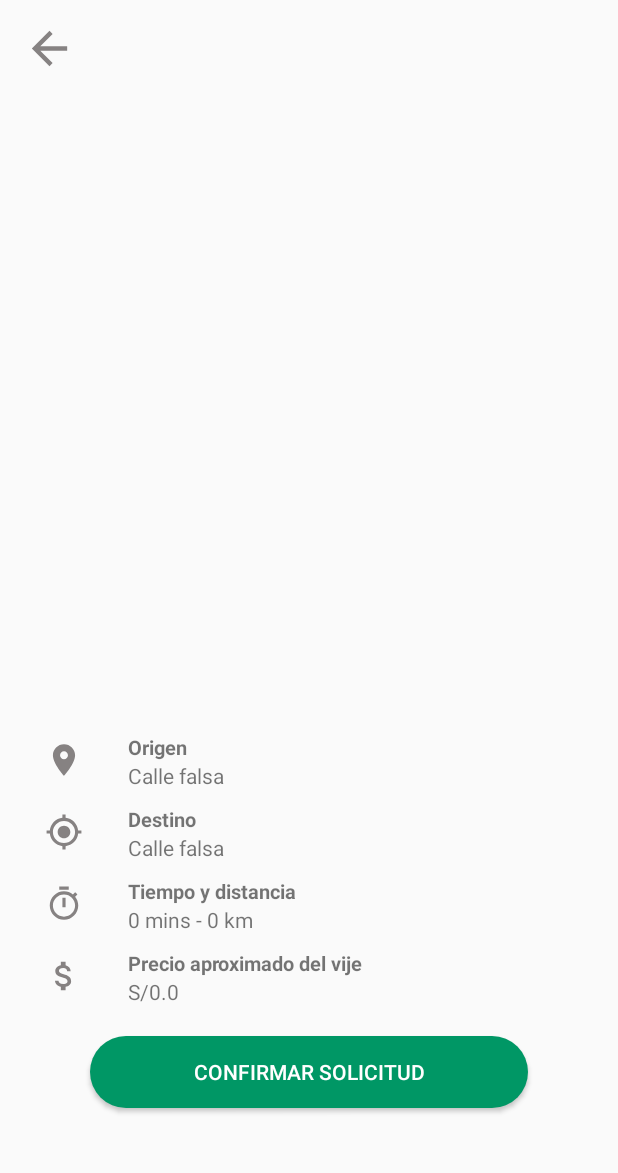
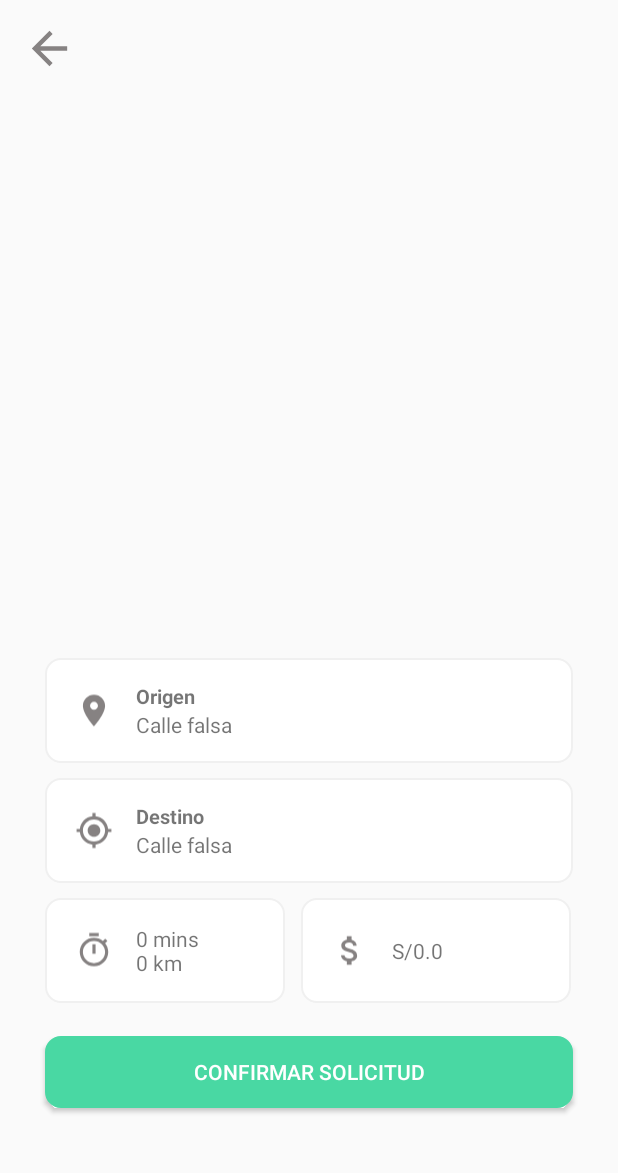
Before and after one commit to AndreeFarro/App-Taxi-Flores, an Android app: the TripInfoFragment screen opened through its navigation route, on a phone screen of 412 x 824 dp, the part 53-1226 px from its top. Run offline under Robolectric (Android 15) with nearby library versions, the phone set to English and light mode, and no system bars; our stand-ins replace Firebase (no records; nobody signed in at launch, a user with empty details on screens opened directly); libraries missing offline, so code that uses them is left out: com.example.easywaylocation, com.google.maps.android, org.imperiumlabs.geofirestore; 3 statements that could not run were skipped.

Commit message:
bundle error

```diff
--- a/app/src/main/java/com/uns/taxiflores/fragment/MapFragment.kt
+++ b/app/src/main/java/com/uns/taxiflores/fragment/MapFragment.kt
@@ -87,8 +87,6 @@ class MapFragment : Fragment(), OnMapReadyCallback, Listener {
 
     override fun onViewCreated(view: View, savedInstanceState: Bundle?) {
         super.onViewCreated(view, savedInstanceState)
-        //val supportMapFragment: SupportMapFragment = activity.supportFragmentManager.findFragmentById(R.id.map) as SupportMapFragment
-        //supportMapFragment.getMapAsync(this)
 
         val locationRequest = LocationRequest.create().apply{
             interval = 0
--- a/app/src/main/java/com/uns/taxiflores/fragment/SearchFragment.kt
+++ b/app/src/main/java/com/uns/taxiflores/fragment/SearchFragment.kt
@@ -43,8 +43,12 @@ class SearchFragment : Fragment() {
 
     private val bookingProvider = BookingProvider()
 
-    override fun onCreate(savedInstanceState: Bundle?) {
-        super.onCreate(savedInstanceState)
+    override fun onCreateView(
+        inflater: LayoutInflater, container: ViewGroup?,
+        savedInstanceState: Bundle?
+    ): View {
+        _binding = FragmentSearchBinding.inflate(inflater, container, false)
+
         arguments?.let {
             extraOrigin = it.getString("origin").toString()
             extraDestination = it.getString("destination").toString()
@@ -58,16 +62,8 @@ class SearchFragment : Fragment() {
 
             originLatLng = LatLng(extraOrigin_lat, extraOrigin_lng)
             destinationLatLng = LatLng(extraDestination_lat, extraDestination_lng)
+            getClosestDriver()
         }
-
-    }
-
-    override fun onCreateView(
-        inflater: LayoutInflater, container: ViewGroup?,
-        savedInstanceState: Bundle?
-    ): View {
-        _binding = FragmentSearchBinding.inflate(inflater, container, false)
-        getClosestDriver()
 
         return binding.root
 
--- a/app/src/main/java/com/uns/taxiflores/fragment/TripInfoFragment.kt
+++ b/app/src/main/java/com/uns/taxiflores/fragment/TripInfoFragment.kt
@@ -52,12 +52,16 @@ class TripInfoFragment : Fragment() ,OnMapReadyCallback, Listener, DirectionUtil
     private var markerOrigin: Marker? = null
     private var markerDestination: Marker? = null
 
-    private var isBundle: Boolean? = true
-
     private var configProvider = ConfigProvider()
 
-    override fun onCreate(savedInstanceState: Bundle?) {
-        super.onCreate(savedInstanceState)
+
+    override fun onCreateView(
+        inflater: LayoutInflater,
+        container: ViewGroup?,
+        savedInstanceState: Bundle?
+    ): View {
+        _binding = FragmentTripInfoBinding.inflate(inflater, container, false)
+
         arguments?.let {
             extraOrigin = it.getString("origin").toString()
             extraDestination = it.getString("destination").toString()
@@ -69,18 +73,10 @@ class TripInfoFragment : Fragment() ,OnMapReadyCallback, Listener, DirectionUtil
 
             originLatLng = LatLng(extraOrigin_lat,extraOrigin_lng)
             destinationLatLng = LatLng(extraDestination_lat,extraDestination_lng)
+
+            val mapFragment = childFragmentManager.findFragmentById(R.id.map) as SupportMapFragment?
+            mapFragment!!.getMapAsync(this)
         }
-    }
-
-    override fun onCreateView(
-        inflater: LayoutInflater,
-        container: ViewGroup?,
-        savedInstanceState: Bundle?
-    ): View {
-        _binding = FragmentTripInfoBinding.inflate(inflater, container, false)
-
-        val mapFragment = childFragmentManager.findFragmentById(R.id.map) as SupportMapFragment?
-        mapFragment!!.getMapAsync(this)
 
         return binding.root
     }
@@ -125,7 +121,7 @@ class TripInfoFragment : Fragment() ,OnMapReadyCallback, Listener, DirectionUtil
             bundle.putDouble("distance", distance)
 
             val searchFragment = SearchFragment()
-            SearchFragment().arguments = bundle
+            searchFragment.arguments = bundle
             //findNavController().navigate(R.id.action_tripInfo_to_search)
             fragmentManager?.beginTransaction()?.replace(R.id.fragment_content_main,searchFragment)?.commit()
 
@@ -133,9 +129,8 @@ class TripInfoFragment : Fragment() ,OnMapReadyCallback, Listener, DirectionUtil
         else{
             Toast.makeText(context,"Debes seleccionar el origen y el destino",Toast.LENGTH_LONG).show()
         }
+    }
 
-
-    }
 
 
     private fun getPrices(distance : Double, time : Double){
@@ -153,7 +148,7 @@ class TripInfoFragment : Fragment() ,OnMapReadyCallback, Listener, DirectionUtil
                 val minTotalString = String.format("%.1f",minTotal)
                 val maxTotalString = String.format("%.1f",maxTotal)
 
-                binding.textViewPrecio.text = "S/$minTotalString - $maxTotalString"
+                binding.textViewPrecio.text = "S/$minTotalString - S/$maxTotalString"
             }
         }
     }
@@ -256,7 +251,7 @@ class TripInfoFragment : Fragment() ,OnMapReadyCallback, Listener, DirectionUtil
 
         getPrices(distance,time)
 
-        binding.textViewTimeAndDistance.text = "$timeFormat mins - $distanceFormat km"
+        binding.textViewTimeAndDistance.text = "$timeFormat mins\n$distanceFormat km"
 
 
         directionUtil.drawPath(WAY_POINT_TAG)
--- /dev/null
+++ b/app/src/main/res/drawable/border.xml
@@ -0,0 +1,6 @@
+<?xml version="1.0" encoding="utf-8"?>
+<shape xmlns:android="http://schemas.android.com/apk/res/android">
+    <stroke android:color="#F0F0F0" android:width="1dp"/>
+    <corners android:radius="10dp"/>
+    <solid android:color="@color/white"/>
+</shape>
--- a/app/src/main/res/layout/fragment_trip_info.xml
+++ b/app/src/main/res/layout/fragment_trip_info.xml
@@ -16,27 +16,31 @@
             android:layout_width="match_parent"
             android:layout_height="match_parent"
             android:name="com.google.android.gms.maps.SupportMapFragment"
-            android:layout_marginBottom="300dp"/>
+            android:layout_marginBottom="370dp"/>
 
 
      <LinearLayout
          android:layout_width="match_parent"
-         android:layout_height="300dp"
+         android:layout_height="370dp"
+         android:paddingTop="20dp"
          android:orientation="vertical"
          android:layout_gravity="bottom"
+         android:layout_marginHorizontal="30dp"
          android:layout_marginTop="10dp">
 
          <LinearLayout
              android:layout_width="match_parent"
-             android:layout_height="wrap_content"
+             android:gravity="center"
+             android:background="@drawable/border"
+             android:layout_height="70dp"
+             android:paddingHorizontal="20dp"
              android:orientation="horizontal">
 
              <ImageView
                  android:layout_width="25dp"
-                 android:layout_height="25dp"
+                 android:layout_height="match_parent"
                  android:src="@drawable/ic_location"
-                 android:layout_marginHorizontal="30dp"
-                 android:layout_marginTop="5dp"/>
+                 android:layout_marginRight="15dp"/>
 
              <LinearLayout
                  android:layout_width="match_parent"
@@ -64,22 +68,24 @@
 
         <LinearLayout
             android:layout_width="match_parent"
-            android:layout_height="300dp"
+            android:layout_height="wrap_content"
             android:orientation="vertical"
             android:layout_gravity="bottom">
 
             <LinearLayout
                 android:layout_width="match_parent"
-                android:layout_height="wrap_content"
+                android:background="@drawable/border"
+                android:layout_height="70dp"
                 android:orientation="horizontal"
+                android:gravity="center"
+                android:paddingHorizontal="20dp"
                 android:layout_marginTop="10dp">
 
                 <ImageView
                     android:layout_width="25dp"
-                    android:layout_height="25dp"
+                    android:layout_height="match_parent"
                     android:src="@drawable/ic_my_location"
-                    android:layout_marginHorizontal="30dp"
-                    android:layout_marginTop="5dp"/>
+                    android:layout_marginRight="15dp"/>
 
                 <LinearLayout
                     android:layout_width="match_parent"
@@ -107,88 +113,65 @@
 
             <LinearLayout
                 android:layout_width="match_parent"
-                android:layout_height="300dp"
-                android:orientation="vertical"
-                android:layout_gravity="bottom"
+                android:layout_height="wrap_content"
+                android:orientation="horizontal"
                 android:layout_marginTop="10dp">
 
                 <LinearLayout
-                    android:layout_width="match_parent"
-                    android:layout_height="wrap_content"
+                    android:layout_width="160dp"
+                    android:background="@drawable/border"
+                    android:paddingHorizontal="20dp"
+                    android:layout_height="70dp"
+                    android:gravity="center"
+                    android:layout_marginRight="5dp"
                     android:orientation="horizontal">
 
                     <ImageView
                         android:layout_width="25dp"
-                        android:layout_height="25dp"
+                        android:layout_height="match_parent"
+                        android:layout_marginRight="15dp"
                         android:src="@drawable/ic_timer"
-                        android:layout_marginHorizontal="30dp"
-                        android:layout_marginTop="5dp"/>
-
-                    <LinearLayout
-                        android:layout_width="match_parent"
-                        android:layout_height="wrap_content"
-                        android:orientation="vertical">
-
-                        <TextView
-                            android:layout_width="wrap_content"
-                            android:layout_height="wrap_content"
-                            android:text="Tiempo y distancia"
-                            android:textSize="13sp"
-                            android:textStyle="bold"/>
+                        />
 
                     <TextView
                         android:id="@+id/textViewTimeAndDistance"
-                            android:layout_width="wrap_content"
+                        android:layout_width="match_parent"
                         android:layout_height="wrap_content"
-                            android:text="0 mins - 0 km"
                         android:maxLines="2"
-                            android:textSize="14sp"/>
+                        android:text="0 mins \n0 km"
+                        android:textSize="14sp" />
 
-                    </LinearLayout>
 
                 </LinearLayout>
 
                 <LinearLayout
-                    android:layout_width="match_parent"
-                    android:layout_height="300dp"
-                    android:orientation="vertical"
-                    android:layout_gravity="bottom"
-                    android:layout_marginTop="10dp">
+                    android:background="@drawable/border"
+                    android:gravity="center"
+                    android:layout_width="180dp"
+                    android:layout_height="70dp"
+                    android:paddingHorizontal="20dp"
+                    android:layout_marginLeft="5dp"
+                    android:orientation="vertical">
 
                     <LinearLayout
+                        android:gravity="center"
                         android:layout_width="match_parent"
-                        android:layout_height="wrap_content"
+                        android:layout_height="match_parent"
                         android:orientation="horizontal">
 
                         <ImageView
                             android:layout_width="25dp"
-                            android:layout_height="25dp"
+                            android:layout_height="match_parent"
                             android:src="@drawable/ic_money"
-                            android:layout_marginHorizontal="30dp"
-                            android:layout_marginTop="5dp"/>
-
-                        <LinearLayout
-                            android:layout_width="match_parent"
-                            android:layout_height="wrap_content"
-                            android:orientation="vertical">
-
-                            <TextView
-                                android:layout_width="wrap_content"
-                                android:layout_height="wrap_content"
-                                android:text="Precio aproximado del vije"
-                                android:textSize="13sp"
-                                android:textStyle="bold"/>
+                            android:layout_marginRight="15dp"/>
 
                         <TextView
                             android:id="@+id/textViewPrecio"
-                                android:layout_width="wrap_content"
+                            android:layout_width="match_parent"
                             android:layout_height="wrap_content"
                             android:text="S/0.0"
                             android:maxLines="2"
                             android:textSize="14sp"/>
-
-                        </LinearLayout>
-
                     </LinearLayout>
                 </LinearLayout>
             </LinearLayout>
@@ -204,10 +187,11 @@
             android:layout_width="match_parent"
             android:layout_height="wrap_content"
             android:text="CONFIRMAR SOLICITUD"
-            android:background="@drawable/rounded_button"
+            android:background="@drawable/border"
+            android:backgroundTint="@color/green"
             android:textColor="@color/white"
             android:layout_gravity="bottom"
-            android:layout_marginHorizontal="60dp"
+            android:layout_marginHorizontal="30dp"
             android:layout_marginBottom="50dp"
             />
 
--- a/app/src/main/res/values/colors.xml
+++ b/app/src/main/res/values/colors.xml
@@ -7,7 +7,7 @@
     <color name="teal_700">#FF018786</color>
     <color name="black">#FF000000</color>
     <color name="white">#FFFFFFFF</color>
-    <color name="green">#009765</color>
+    <color name="green">#49d8a3</color>
     <color name="gray">#848887</color>
     <color name="back">#484A4A</color>
     <color name="shadow">#E7EAEA</color>
```
Lines whose indentation alone changed are shown as unchanged.
